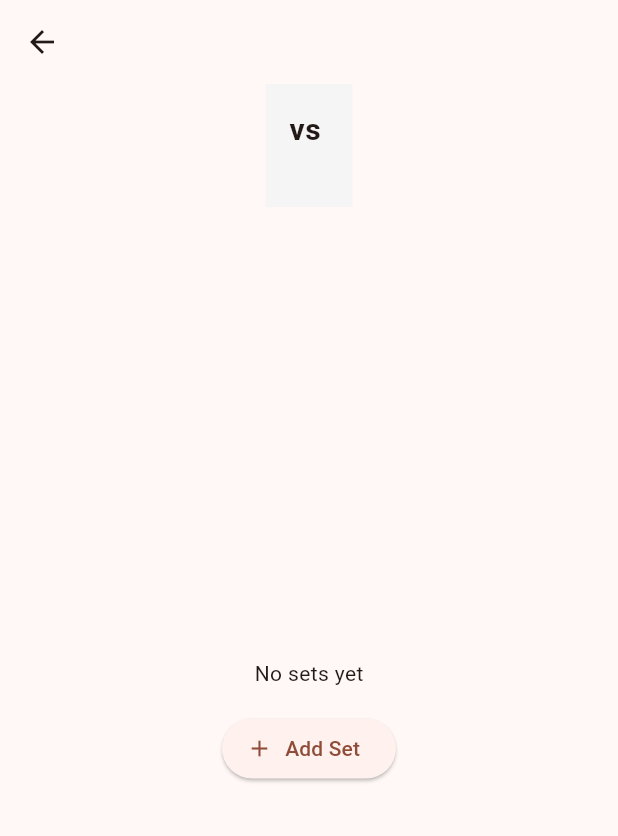
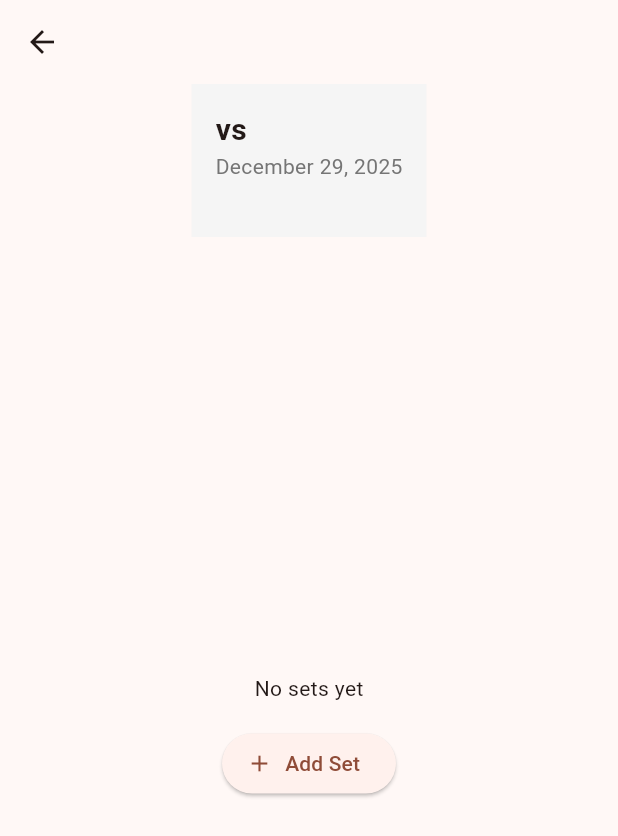
Before and after one commit to derekwalsh1/VBStats, a Flutter app: the MatchDetailScreen screen opened directly with empty values, on a phone screen of 412 x 824 dp. Shown: the top 836 px of the screen. Run offline on Flutter 3.47's test engine with Material 3 defaults, Android fonts, the phone set to English and light mode, and no system bars; our stand-ins replace drift, flutter_riverpod; accounts and stored records are empty; generated files the repository leaves out were written again.

Commit message:
Add date display to match screens
- Show formatted date (MMM d, yyyy) in team matches list
- Show formatted date (MMMM d, yyyy) in match detail header
- Date always visible along with opponent name and optional event name

```diff
--- a/lib/presentation/screens/match_detail_screen.dart
+++ b/lib/presentation/screens/match_detail_screen.dart
@@ -1,5 +1,6 @@
 import 'package:flutter/material.dart';
 import 'package:flutter_riverpod/flutter_riverpod.dart';
+import 'package:intl/intl.dart';
 import 'package:vbstats/domain/entities/match_entities.dart';
 import 'package:vbstats/presentation/providers/match_providers.dart';
 import 'package:vbstats/presentation/providers/database_providers.dart';
@@ -41,6 +42,10 @@ class MatchDetailScreen extends ConsumerWidget {
                         fontSize: 20,
                         fontWeight: FontWeight.bold,
                       ),
+                    ),
+                    Text(
+                      DateFormat('MMMM d, yyyy').format(match.date),
+                      style: TextStyle(fontSize: 14, color: Colors.grey.shade600),
                     ),
                     if (match.eventName != null)
                       Text(
```
Also changed, not shown: lib/presentation/screens/team_matches_screen.dart (+9 -3 lines).
